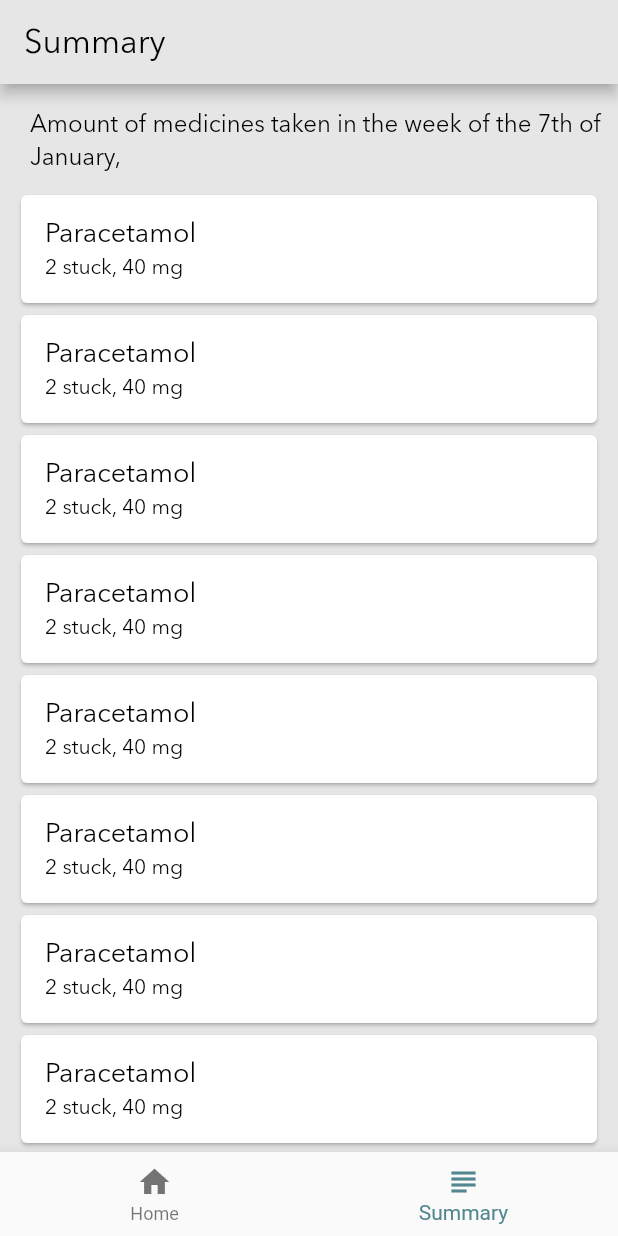
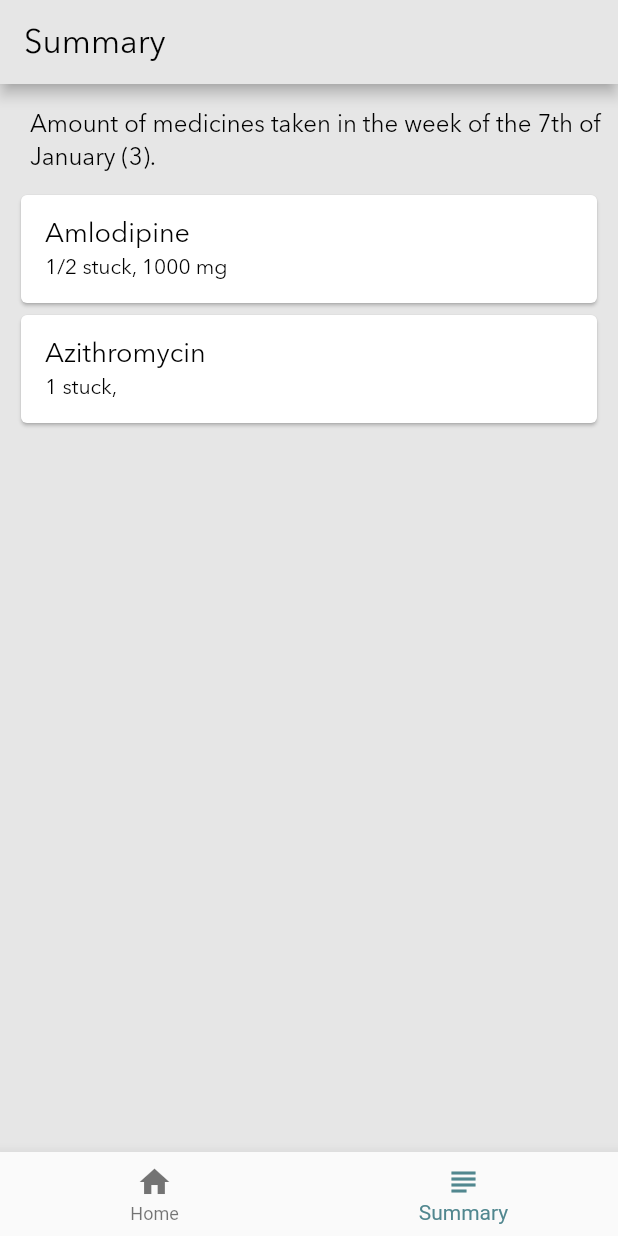
Before and after one commit to GayanKrishantha/FlutterDemo, a Flutter app: the screen it shows after launch, item 2 of the bottom bar chosen, on a phone screen of 412 x 824 dp. Run offline on Flutter 3.47's test engine with Material 2 defaults, Android fonts, the phone set to English and light mode, and no system bars; our stand-ins replace grouped_list.

Commit message:
Added modified file

```diff
--- a/lib/controllers/detailconteroller.dart
+++ b/lib/controllers/detailconteroller.dart
@@ -1,34 +1,20 @@
+import 'package:test_f_one/data/model/medicine_model.dart';
 import 'package:test_f_one/helpers/constants.dart';
 import 'package:flutter/material.dart';
-import 'dart:math';
 
 class DetailScreen extends StatefulWidget {
-  const DetailScreen({Key? key}) : super(key: key);
+  List<Medicines> list = [];
+
+  DetailScreen({
+    Key? key,
+    required this.list,
+  }) : super(key: key);
 
   @override
   _DetailScreenState createState() => _DetailScreenState();
 }
 
 class _DetailScreenState extends State<DetailScreen> {
-  final List _peopleData = List.generate(10, (index) {
-    return {"name": "Paracetamol", "age": "2 stuck, 40 mg"};
-  });
-
-  // Item of the ListView
-  Widget _listItem(index) {
-    return Container(
-        padding: const EdgeInsets.only(
-            left: Dimensions.pX10, right: Dimensions.pX10),
-        child: Card(
-          child: ListTile(
-            title: Text(_peopleData[index]['name'].toString(),
-                style: AppTheme().titleBlack),
-            subtitle: Text(_peopleData[index]['age'].toString(),
-                style: AppTheme().subTitleBlack),
-          ),
-        ));
-  }
-
   @override
   Widget build(BuildContext context) {
     return Scaffold(
@@ -39,26 +25,42 @@ class _DetailScreenState extends State<DetailScreen> {
           titleTextStyle: AppTheme().appTitle,
         ),
         body: ListView.builder(
-            itemCount: _peopleData.length,
-            itemBuilder: (_, index) {
+            itemCount: widget.list.length,
+            itemBuilder: (context, index) {
               if (index == 0) {
                 return Column(
                   children: [
-                    Container(
-                        padding: const EdgeInsets.only(
-                            left: Dimensions.pX20,
-                            right: Dimensions.pX10,
-                            top: Dimensions.pX16,
-                            bottom: Dimensions.pX10),
-                        color: AppColors().primary,
-                        child: Text(
-                            'Amount of medicines taken in the week of the 7th of January,',
-                            style: AppTheme().appSubTitle)),
+                    _setHeaderValue(),
                   ],
                 );
               }
-              return _listItem(index);
+              return _listItem(widget.list[index]);
             }));
+  }
+
+  Widget _listItem(Medicines arg) {
+    return Container(
+        padding: const EdgeInsets.only(
+            left: Dimensions.pX10, right: Dimensions.pX10),
+        child: Card(
+          child: ListTile(
+            title: Text(arg.name, style: AppTheme().titleBlack),
+            subtitle: Text(arg.dose, style: AppTheme().subTitleBlack),
+          ),
+        ));
+  }
+
+  Widget _setHeaderValue() {
+    return Container(
+        padding: const EdgeInsets.only(
+            left: Dimensions.pX20,
+            right: Dimensions.pX10,
+            top: Dimensions.pX16,
+            bottom: Dimensions.pX10),
+        color: AppColors().primary,
+        child: Text(
+            'Amount of medicines taken in the week of the 7th of January (${widget.list.length}).',
+            style: AppTheme().appSubTitle));
   }
 
   State<StatefulWidget> createState() {
--- a/lib/controllers/tabcontroller.dart
+++ b/lib/controllers/tabcontroller.dart
@@ -1,7 +1,10 @@
 import 'package:test_f_one/controllers/detailconteroller.dart';
+import 'package:test_f_one/providers/tabbarprovider.dart';
 import 'package:test_f_one/controllers/time_tracker.dart';
+import 'package:test_f_one/custom_widgets/progress.dart';
 import 'package:test_f_one/helpers/constants.dart';
 import 'package:test_f_one/helpers/extension.dart';
+import 'package:test_f_one/helpers/utils.dart';
 import 'package:flutter/material.dart';
 
 class MyStatefulWidget extends StatefulWidget {
@@ -14,22 +17,48 @@ class MyStatefulWidget extends StatefulWidget {
 class _MyStatefulWidgetState extends State<MyStatefulWidget>
     with SingleTickerProviderStateMixin {
   int _selectedIndex = 0;
+  TabBarProvider provider = TabBarProvider();
+  late Map<String, List<MomentArguments>> array;
 
   final PageStorageBucket bucket = PageStorageBucket();
 
   @override
   initState() {
     super.initState();
+    provider.value = provider.getValue();
   }
 
   @override
   Widget build(BuildContext context) {
-    List<MomentArguments> momentArgs = [];
     return Scaffold(
       backgroundColor: HexColor("#E6E6E6"),
-      body: IndexedStack(
-        index: _selectedIndex,
-        children: const [TimeTrackerScreen(), DetailScreen()],
+      body: FutureBuilder<Map<String, List<MomentArguments>>>(
+        future: provider.value,
+        builder: (
+          BuildContext context,
+          AsyncSnapshot<Map<String, List<MomentArguments>>> snapshot,
+        ) {
+          if (snapshot.connectionState == ConnectionState.waiting) {
+            return const ProgressWidget();
+          } else if (snapshot.connectionState == ConnectionState.done) {
+            if (snapshot.hasError) {
+              return const Text('Error');
+            } else if (snapshot.hasData) {
+              return IndexedStack(
+                index: _selectedIndex,
+                children: [
+                  const TimeTrackerScreen(),
+                  DetailScreen(
+                      list: Utils.filterByDateRange(provider.momentArgs))
+                ],
+              );
+            } else {
+              return const Text('Empty data');
+            }
+          } else {
+            return Text('State: ${snapshot.connectionState}');
+          }
+        },
       ),
       bottomNavigationBar: BottomNavigationBar(
         items: const <BottomNavigationBarItem>[
--- a/lib/custom_widgets/progress.dart
+++ b/lib/custom_widgets/progress.dart
@@ -1,5 +1,5 @@
+import 'package:test_f_one/helpers/constants.dart';
 import 'package:flutter/material.dart';
-import 'package:test_f_one/helpers/constants.dart';
 
 class ProgressWidget extends StatelessWidget {
   const ProgressWidget({
--- a/lib/data/model/moment_model.dart
+++ b/lib/data/model/moment_model.dart
@@ -11,30 +11,8 @@ class Momenta {
 
   Momenta(this.date, this.title, this.icon, this.medicines);
 
-  // factory Momenta.fromJson(Map<String, dynamic> json) => _$MomentaFromJson(json);
-  // Map<String, dynamic> toJson() => _$MomentaToJson(this);
-
   factory Momenta.fromJson(Map<String, dynamic> json) =>
       _$MomentaFromJson(json);
   Map<String, dynamic> toJson() => _$MomentaToJson(this);
-
-  @override
-  // TODO: implement iterator
   Iterator get iterator => throw UnimplementedError();
 }
-
-/*{
-"date": "2019-01-05",
-"title": "Break First",
-"icon": 1,
-"medicines": [
-{
-"name": "Simvastatine",
-"dose": "2 stuck, 40 mg"
-},
-{
-"name": "Simvastatine",
-"dose": "2 stuck, 40 mg"
-}
-]
-}*/
--- a/lib/helpers/constants.dart
+++ b/lib/helpers/constants.dart
@@ -1,7 +1,6 @@
 import 'package:flutter/material.dart';
 import 'extension.dart';
 import 'dart:core';
-import 'dart:ui';
 
 class IconTypes {
   static const alarm = 1;
@@ -117,3 +116,8 @@ class AppTheme {
       fontFamily: fontFamily,
       color: AppColors().date);
 }
+
+class AppDateFormat {
+  final String apiDateFormatter = 'yyyy-MM-dd hh:mm:ss';
+  final String appDateFormatter = 'EEEE DD MMM';
+}
--- a/lib/helpers/extension.dart
+++ b/lib/helpers/extension.dart
@@ -25,6 +25,6 @@ extension GroupingBy on Iterable<dynamic> {
 extension Iterables<E> on Iterable<E> {
   Map<K, List<E>> groupBy<K>(K Function(E) keyFunction) => fold(
       <K, List<E>>{},
-          (Map<K, List<E>> map, E element) =>
-      map..putIfAbsent(keyFunction(element), () => <E>[]).add(element));
+      (Map<K, List<E>> map, E element) =>
+          map..putIfAbsent(keyFunction(element), () => <E>[]).add(element));
 }
--- a/lib/helpers/utils.dart
+++ b/lib/helpers/utils.dart
@@ -0,0 +1,36 @@
+import 'package:test_f_one/data/model/medicine_model.dart';
+import 'package:test_f_one/controllers/time_tracker.dart';
+import 'package:intl/intl.dart';
+import 'constants.dart';
+
+class Utils {
+  static String dateFormatterWithString(String date) {
+    DateTime tempDate = DateFormat("yyyy-MM-dd hh:mm:ss").parse(date);
+    String formattedDate = DateFormat('EEEE DD MMM').format(tempDate);
+    return formattedDate;
+  }
+
+  static DateTime dateFormatterWithDate(String date) {
+    DateTime tempDate =
+        DateFormat(AppDateFormat().apiDateFormatter).parse(date);
+    return tempDate;
+  }
+
+  static List<Medicines> filterByDateRange(List<MomentArguments> list) {
+    List<Medicines> medicineList = [];
+    DateTime suggestedStartDate = DateFormat(AppDateFormat().apiDateFormatter)
+        .parse('2021-01-07 19:00:00');
+    DateTime suggestedEndDate = DateFormat(AppDateFormat().apiDateFormatter)
+        .parse('2021-01-14 19:00:00');
+
+    for (MomentArguments arg in list) {
+      if (suggestedStartDate
+              .isBefore(Utils.dateFormatterWithDate(arg.momenta.date)) &&
+          suggestedEndDate
+              .isAfter(Utils.dateFormatterWithDate(arg.momenta.date))) {
+        medicineList.addAll(arg.momenta.medicines);
+      }
+    }
+    return medicineList;
+  }
+}
--- a/lib/providers/tabbarprovider.dart
+++ b/lib/providers/tabbarprovider.dart
@@ -0,0 +1,47 @@
+import 'package:test_f_one/controllers/time_tracker.dart';
+import 'package:test_f_one/data/model/moment_model.dart';
+import 'package:test_f_one/helpers/extension.dart';
+import 'package:flutter/cupertino.dart';
+import 'package:flutter/services.dart';
+import 'dart:convert';
+
+class TabBarProvider {
+  late Future<Map<String, List<MomentArguments>>> value;
+  late Map<String, List<MomentArguments>> array;
+  List<MomentArguments> momentArgs = [];
+
+  Future<Map<String, List<MomentArguments>>> getValue() async {
+    await Future.delayed(const Duration(seconds: 3));
+    return readJson();
+  }
+
+  Future<Map<String, List<MomentArguments>>> readJson() async {
+    List<Momenta> list = [];
+    try {
+      final String response =
+      await rootBundle.loadString('assets/locale/moments.json');
+      final Map<String, dynamic> extractedData = json.decode(response);
+      final List<dynamic> data = extractedData['moments'];
+      list = data.map((e) => Momenta.fromJson(e)).toList();
+      array = processResponse(list).groupBy((person) => person.momenta.date);
+      return array;
+    } catch (error) {
+      debugPrint('$error');
+    }
+    return array;
+  }
+
+  List<MomentArguments> processResponse(List<Momenta> momenta) {
+    for (Momenta content in momenta) {
+      momentArgs.add(MomentArguments(false, content));
+    }
+    return momentArgs;
+  }
+
+  // String dateFormatter(String date) {
+  //   DateTime tempDate = DateFormat(AppDateFormat().apiDateFormatter).parse(date);
+  //   String formattedDate =
+  //   DateFormat(AppDateFormat().appDateFormatter).format(tempDate);
+  //   return formattedDate;
+  // }
+}
```
Also changed, not shown: assets/locale/moments.json (+42 -37 lines), lib/controllers/time_tracker.dart (+4 -29 lines), lib/data/model/medicine_model.dart (+0 -19 lines), lib/providers/time_tracker_provider.dart (+26 -9 lines).
